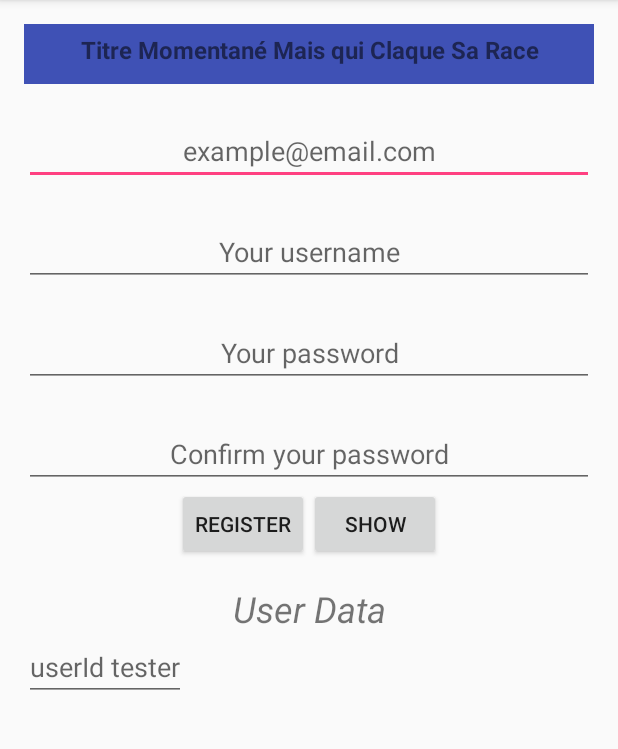
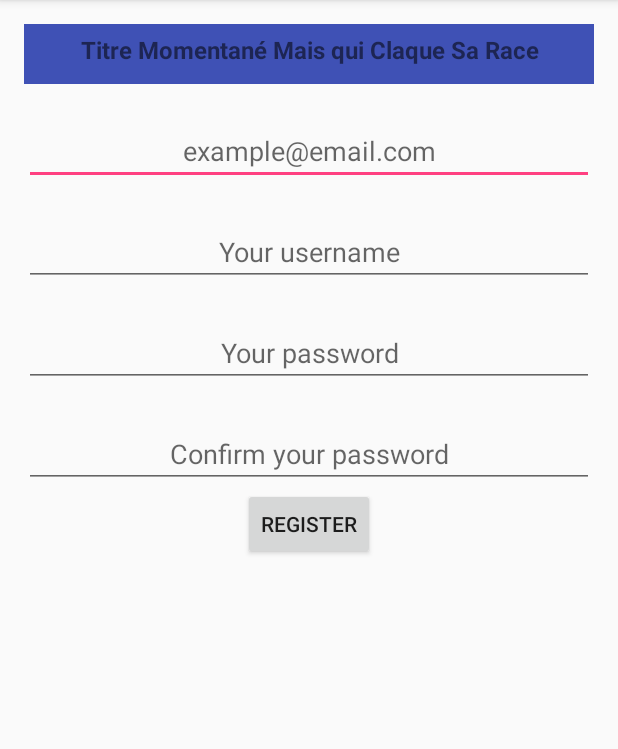
Before and after one commit to Sanakara/HalfTheWorld, an Android app: the RegisterActivity screen opened directly, with no data from a screen before it, on a phone screen of 412 x 824 dp, the part 84-833 px from its top. Run offline under Robolectric (Android 15) with nearby library versions, the phone set to English and light mode, and no system bars; 2 statements that could not run were skipped.

Commit message:
last minute

```diff
--- a/app/src/main/AndroidManifest.xml
+++ b/app/src/main/AndroidManifest.xml
@@ -12,7 +12,7 @@ package="database.thing">
 <application android:allowBackup="true" android:icon="@mipmap/ic_launcher" android:label="@string/app_name"
     android:supportsRtl="true" android:theme="@style/AppTheme">
 
-    <activity android:name=".MainActivity">
+    <activity android:name="be.sankara.halftheworld.controller.MainActivity">
         <intent-filter>
             <action android:name="android.intent.action.MAIN" />
 
@@ -20,12 +20,12 @@ package="database.thing">
         </intent-filter>
     </activity>
 
-    <activity android:name="database.thing.GooglePlacesActivity"
+    <activity android:name="be.sankara.halftheworld.controller.GooglePlacesActivity"
         android:label="@string/title_activity_google_places">
 
     </activity>
 
-    <activity android:name=".RegisterActivity" />
+    <activity android:name="be.sankara.halftheworld.controller.RegisterActivity" />
     <meta-data
         android:name="com.google.android.gms.version"
         android:value="@integer/google_play_services_version" />
--- a/app/src/main/java/database/thing/GooglePlacesActivity.java
+++ b/app/src/main/java/be/sankara/halftheworld/controller/GooglePlacesActivity.java
@@ -1,4 +1,4 @@
-package database.thing;
+package be.sankara.halftheworld.controller;
 
 import android.Manifest;
 import android.content.Context;
@@ -22,6 +22,8 @@ import com.google.android.gms.maps.OnMapReadyCallback;
 import com.google.android.gms.maps.SupportMapFragment;
 import com.google.android.gms.maps.model.LatLng;
 import com.google.android.gms.maps.model.MarkerOptions;
+
+import database.thing.R;
 
 public class GooglePlacesActivity extends FragmentActivity implements OnMapReadyCallback {
 
--- a/app/src/main/java/database/thing/DbHelper2.java
+++ b/app/src/main/java/be/sankara/halftheworld/database/DbHelper2.java
@@ -1,9 +1,11 @@
-package database.thing;
+package be.sankara.halftheworld.database;
 
 import android.content.Context;
 import android.database.sqlite.SQLiteDatabase;
 import android.database.sqlite.SQLiteOpenHelper;
 import android.util.Log;
+
+import be.sankara.halftheworld.database.UserDAO;
 
 /**
  * Created by User on 04/07/2016.
--- a/app/src/main/java/database/thing/ShopDAO.java
+++ b/app/src/main/java/be/sankara/halftheworld/database/ShopDAO.java
@@ -1,9 +1,11 @@
-package database.thing;
+package be.sankara.halftheworld.database;
 
 import android.content.ContentValues;
 import android.content.Context;
 import android.database.Cursor;
 import android.database.sqlite.SQLiteDatabase;
+
+import be.sankara.halftheworld.model.Shop;
 
 /**
  * Created by Student on 7/07/2016.
--- a/app/src/main/java/database/thing/UserDAO.java
+++ b/app/src/main/java/be/sankara/halftheworld/database/UserDAO.java
@@ -1,9 +1,11 @@
-package database.thing;
+package be.sankara.halftheworld.database;
 
 import android.content.ContentValues;
 import android.content.Context;
 import android.database.Cursor;
 import android.database.sqlite.SQLiteDatabase;
+
+import be.sankara.halftheworld.model.User;
 
 /**
  * Created by User on 04/07/2016.
--- a/app/src/main/java/database/thing/Shop.java
+++ b/app/src/main/java/be/sankara/halftheworld/model/Shop.java
@@ -1,4 +1,4 @@
-package database.thing;
+package be.sankara.halftheworld.model;
 
 /**
  * Created by Student on 7/07/2016.
--- a/app/src/main/java/database/thing/User.java
+++ b/app/src/main/java/be/sankara/halftheworld/model/User.java
@@ -1,4 +1,4 @@
-package database.thing;
+package be.sankara.halftheworld.model;
 
 import android.database.Cursor;
 
--- a/app/src/main/res/layout/activity_google_places.xml
+++ b/app/src/main/res/layout/activity_google_places.xml
@@ -5,4 +5,4 @@
     android:name="com.google.android.gms.maps.SupportMapFragment"
     android:layout_width="match_parent"
     android:layout_height="match_parent"
-    tools:context="database.thing.GooglePlacesActivity" />
+    tools:context="be.sankara.halftheworld.controller.GooglePlacesActivity" />
--- a/app/src/main/res/layout/activity_main.xml
+++ b/app/src/main/res/layout/activity_main.xml
@@ -13,7 +13,7 @@
     android:paddingRight="@dimen/activity_horizontal_margin"
     android:paddingTop="@dimen/activity_vertical_margin"
     android:orientation="vertical"
-    tools:context="database.thing.MainActivity">
+    tools:context="be.sankara.halftheworld.controller.MainActivity">
 
 
         <EditText
--- a/app/src/main/res/layout/activity_main2.xml
+++ b/app/src/main/res/layout/activity_register.xml
@@ -11,7 +11,7 @@
     android:paddingLeft="@dimen/activity_horizontal_margin"
     android:paddingRight="@dimen/activity_horizontal_margin"
     android:paddingTop="@dimen/activity_vertical_margin"
-    tools:context=".RegisterActivity">
+    tools:context="be.sankara.halftheworld.controller.RegisterActivity">
 
     <LinearLayout
         android:layout_width="match_parent"
@@ -77,35 +77,7 @@
                 android:layout_gravity="center_horizontal"
                 android:onClick="onRegister"/>
 
-            <Button
-                android:layout_width="wrap_content"
-                android:layout_height="wrap_content"
-                android:id="@+id/butt0"
-                android:text="@string/show"
-                android:onClick="showMeUserData"/>
-
         </LinearLayout>
-
-        <TextView
-            android:layout_width="match_parent"
-            android:layout_height="wrap_content"
-            android:text="@string/userData"
-            android:textSize="24sp"
-            android:textAlignment="center"
-            android:paddingTop="16dp"
-            android:textStyle="italic"/>
-
-        <EditText
-            android:layout_width="wrap_content"
-            android:layout_height="wrap_content"
-            android:id="@+id/userIdTest"
-            android:hint="userId tester" />
-
-        <TextView
-            android:layout_width="match_parent"
-            android:layout_height="wrap_content"
-            android:id="@+id/userData"/>
-
 
     </LinearLayout>
 
```
Also changed, not shown: app/src/main/java/be/sankara/halftheworld/controller/MainActivity.java (renamed from app/src/main/java/database/thing/MainActivity.java, +6 -1 lines), app/src/main/java/be/sankara/halftheworld/controller/RegisterActivity.java (renamed from app/src/main/java/database/thing/RegisterActivity.java, +7 -29 lines).
